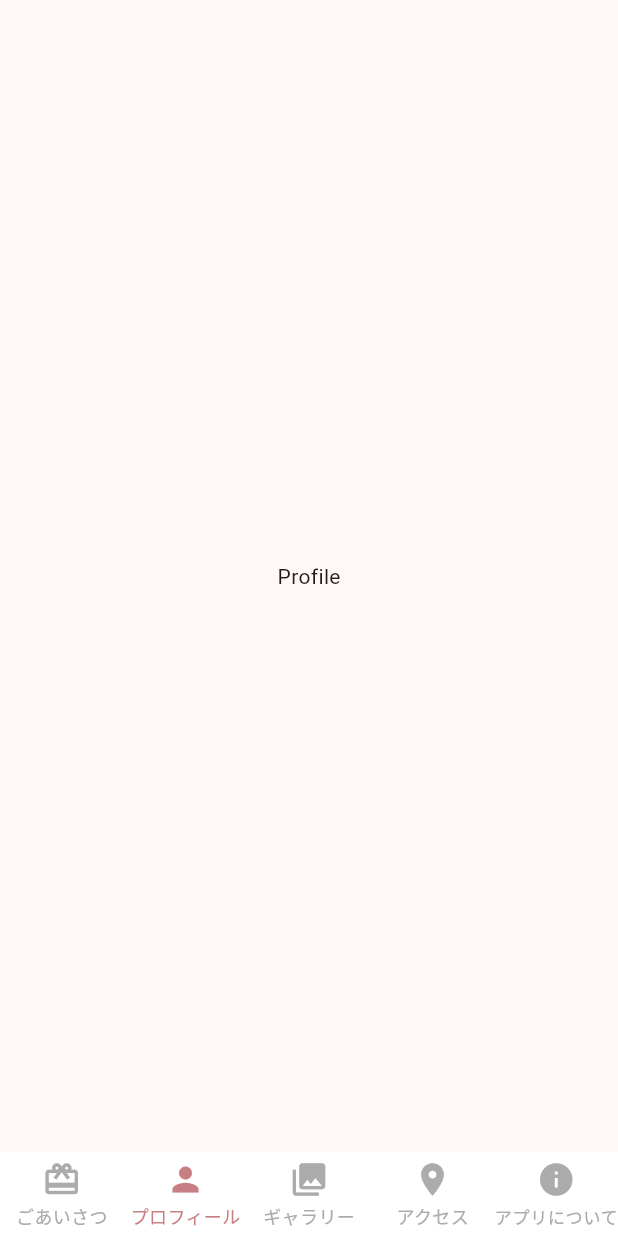
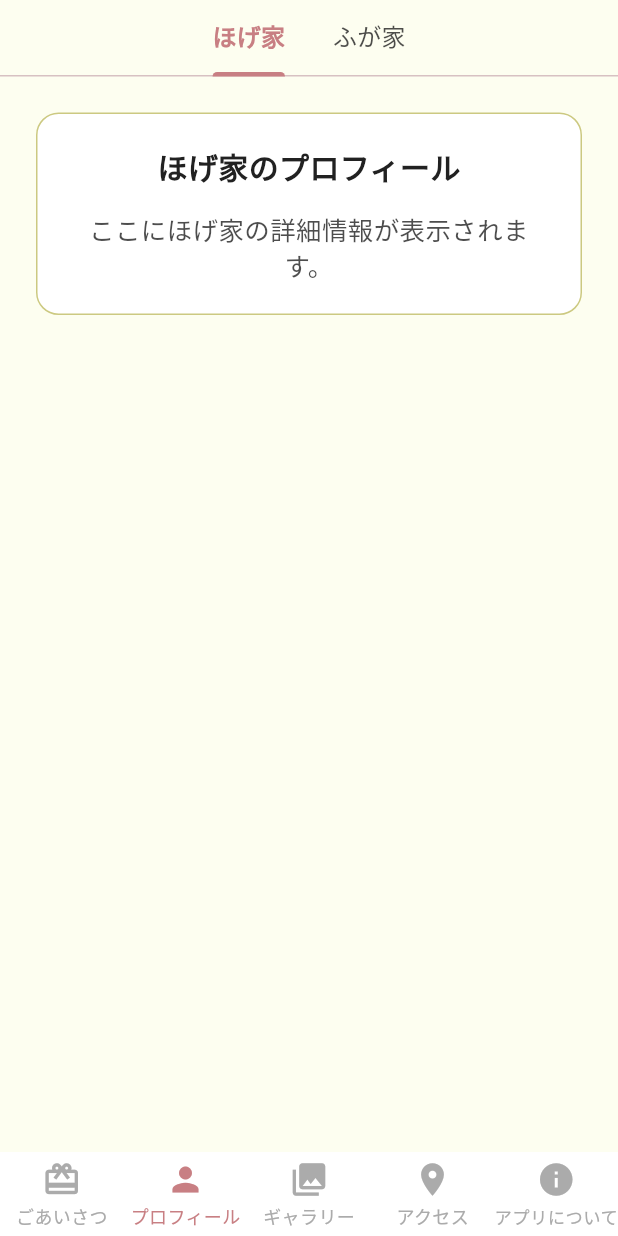
Before and after one commit to Saigen-no-Harmonia/shiori-flutter, a Flutter app: the screen it shows after launch, item 2 of the bottom bar chosen, on a phone screen of 412 x 824 dp. Run offline on Flutter 3.47's test engine with Material 3 defaults, Android fonts, the light colour scheme and no system bars; drawn by our look-alikes of persistent_bottom_nav_bar; our stand-ins replace cached_network_image, dio, envied, flutter_riverpod, freezed_annotation, go_router and 3 more; generated files the repository leaves out were written again; network calls fail; Roboto replaces fonts that are missing (NotoSerifJP).

Commit message:
タブ整備

```diff
--- a/lib/features/profile/ui/profile_screen.dart
+++ b/lib/features/profile/ui/profile_screen.dart
@@ -3,15 +3,121 @@ import 'package:flutter_riverpod/flutter_riverpod.dart';
 
 import '../../../theme/app_colors.dart';
 import '../../../theme/app_theme.dart';
+import '../../common/ui/widgets/common_error.dart';
+import '../../common/ui/widgets/common_loading.dart';
 
-class ProfileScreen extends ConsumerWidget {
+class ProfileScreen extends ConsumerStatefulWidget {
   const ProfileScreen({super.key});
 
   @override
-  Widget build(BuildContext context, WidgetRef ref) {
-    return const Scaffold(
-      body: Center(
-        child: Text('Profile'),
+  ConsumerState<ProfileScreen> createState() => _ProfileScreenState();
+}
+
+class _ProfileScreenState extends ConsumerState<ProfileScreen>
+    with SingleTickerProviderStateMixin {
+  late TabController _tabController;
+
+  // 仮のデータ（後でViewModelから取得）
+  final List<String> _families = ['ほげ家', 'ふが家'];
+
+  @override
+  void initState() {
+    super.initState();
+    _tabController = TabController(length: _families.length, vsync: this);
+  }
+
+  @override
+  void dispose() {
+    _tabController.dispose();
+    super.dispose();
+  }
+
+  @override
+  Widget build(BuildContext context) {
+    return Scaffold(
+      backgroundColor: AppColors.background,
+      body: SafeArea(
+        child: Column(
+          children: [
+            // タブバー部分
+            Container(
+              width: double.infinity,
+              color: AppColors.background,
+              child: TabBar(
+                isScrollable: true,
+                controller: _tabController,
+                tabAlignment: TabAlignment.center,
+                labelColor: AppColors.primary,
+                unselectedLabelColor: AppColors.textPrimary80,
+                indicatorColor: AppColors.primary,
+                indicatorWeight: 3,
+                labelStyle: AppTheme.bodyBold.copyWith(
+                  fontSize: 16,
+                ),
+                unselectedLabelStyle: AppTheme.body.copyWith(
+                  fontSize: 16,
+                ),
+                tabs: _families
+                    .map((family) => Tab(
+                          text: family,
+                          height: 48,
+                        ))
+                    .toList(),
+              ),
+            ),
+            // タブビュー部分
+            Expanded(
+              child: TabBarView(
+                controller: _tabController,
+                children: _families
+                    .map((family) => _buildFamilyProfile(family))
+                    .toList(),
+              ),
+            ),
+          ],
+        ),
+      ),
+    );
+  }
+
+  Widget _buildFamilyProfile(String familyName) {
+    return SingleChildScrollView(
+      padding: const EdgeInsets.all(24),
+      child: Column(
+        crossAxisAlignment: CrossAxisAlignment.start,
+        children: [
+          // 仮のコンテンツ
+          Container(
+            width: double.infinity,
+            padding: const EdgeInsets.all(20),
+            decoration: BoxDecoration(
+              color: AppColors.white,
+              borderRadius: BorderRadius.circular(15),
+              border: Border.all(
+                color: AppColors.tertiary,
+                width: 1,
+              ),
+            ),
+            child: Column(
+              children: [
+                Text(
+                  '$familyNameのプロフィール',
+                  style: AppTheme.title3Bold.copyWith(
+                    color: AppColors.textPrimary,
+                  ),
+                ),
+                const SizedBox(height: 16),
+                Text(
+                  'ここに$familyNameの詳細情報が表示されます。',
+                  style: AppTheme.body.copyWith(
+                    color: AppColors.textPrimary80,
+                  ),
+                  textAlign: TextAlign.center,
+                ),
+              ],
+            ),
+          ),
+        ],
       ),
     );
   }
```
